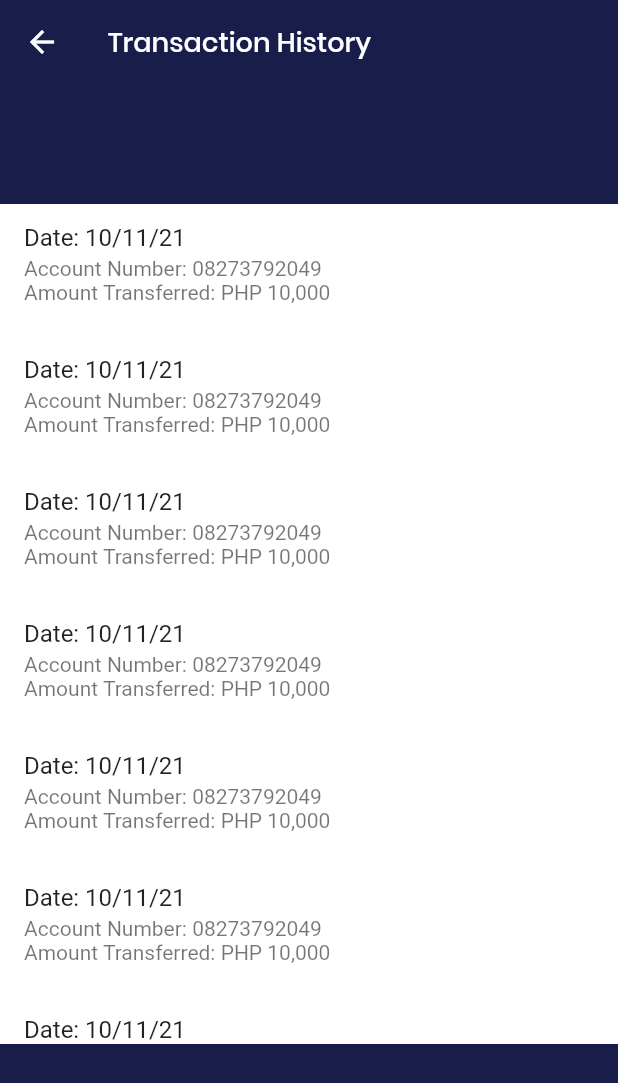
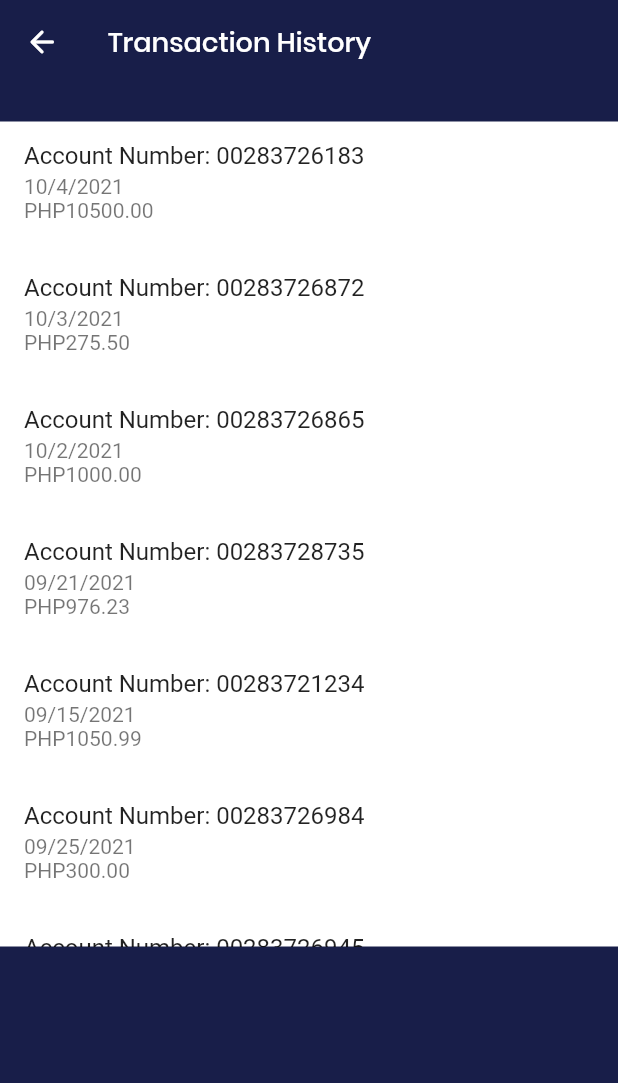
Before and after one commit to daPiang/pig-e-bank, a Flutter app: the TransactionHistory screen opened directly, on a phone screen of 412 x 824 dp. Shown: the top 1083 px of the screen. Run offline on Flutter 3.47's test engine with Material 2 defaults, Android fonts, the phone set to English and light mode, and no system bars.

Commit message:
working transaction history

```diff
--- a/lib/dashboard.dart
+++ b/lib/dashboard.dart
@@ -232,7 +232,7 @@ class Dashboard extends StatelessWidget {
                                Navigator.push(
                                 context,
                                 MaterialPageRoute(
-                                builder: (context) => const TransactionHistory()));
+                                builder: (context) =>  TransactionHistory()));
                             },
                             style: ButtonStyle(
                                 backgroundColor: MaterialStateProperty.all(
--- a/lib/main.dart
+++ b/lib/main.dart
@@ -32,7 +32,7 @@
           elevation: 0,
         ),
       ),
-      home: TransferMoney(),
+      home: TransactionHistory(),
     );
   }
 }
--- a/lib/transaction_history.dart
+++ b/lib/transaction_history.dart
@@ -1,34 +1,48 @@
 import 'package:flutter/material.dart';
-//import 'package:pig_e_bank/dashboard.dart';
+import 'package:pig_e_bank/dashboard.dart';
 import 'package:pig_e_bank/confirm_transfer.dart';
-
+import 'package:pig_e_bank/transactions.dart';
 
 class TransactionHistory extends StatelessWidget{
-  //final String accNum;
-  //final String drpVal;
-  //final String transMsg;
-  const TransactionHistory ({Key? key,
-    //required this.drpVal,
-    //required this.accNum,
-    //required this.transMsg
+  // final String accNum;
+  // final String drpVal;
+  // final String transMsg;
+
+   TransactionHistory ({Key? key,
+    // required this.drpVal,
+    // required this.accNum,
+    // required this.transMsg
   }) : super(key: key);
+
+  final List<Widget> itemsData = [];
+
   @override
   Widget build(BuildContext context){
+    List<dynamic> responseList = TRANSACTION_DATA;
+    List<Widget> listItems = [];
     return Scaffold(
       body: Column(
         children:[
           AppBar(
             title: const Text('Transaction History',style: TextStyle(fontFamily: 'Poppins', color: Colors.white, fontSize: 18)),
+            leading: IconButton(icon: Icon(Icons.arrow_back_rounded), color: Colors.white, onPressed: (){
+              Navigator.push(
+              context, MaterialPageRoute(builder: (context) => const Dashboard()));
+            },),
+
           ),
           Column(
             children: [
-              SizedBox(height: 80,),
-              Container(color: Colors.white, height: 560,
-                child: Scrollbar(child: ListView.builder(itemCount: 10, itemBuilder: (BuildContext context,int index){
-                  return ListTile(title:
-                    Text('Date: 10/11/21'),
-                    subtitle: Text('Account Number: 08273792049 \nAmount Transferred: PHP 10,000'),
-                    isThreeLine: true,
+              SizedBox(height: 25),
+              Container(color: Colors.white, height: 550,
+                child: Scrollbar(
+                  child: ListView.builder(
+                    itemCount: 10,
+                    itemBuilder: (BuildContext context,int index){
+                      return ListTile(
+                        title: Text("Account Number: "+responseList[index][0]),
+                        subtitle: Text(responseList[index][1] + "\nPHP"+ responseList[index][2]),
+                      isThreeLine: true,
                     );
                     }
                   ),
@@ -41,4 +55,5 @@ class TransactionHistory extends StatelessWidget{
 
     );
   }
+
 }
--- /dev/null
+++ b/lib/transactions.dart
@@ -0,0 +1,52 @@
+List TRANSACTION_DATA=[
+[
+  "00283726183",
+  "10/4/2021",
+  "10500.00"
+],
+[
+  "00283726872",
+  "10/3/2021",
+  "275.50"
+],
+[
+  "00283726865",
+  "10/2/2021",
+  "1000.00"
+],
+[
+  "00283728735",
+  "09/21/2021",
+  "976.23"
+],
+[
+  "00283721234",
+  "09/15/2021",
+  "1050.99"
+],
+[
+  "00283726984",
+  "09/25/2021",
+  "300.00"
+],
+[
+  "00283726945",
+  "09/3/2021",
+  "450.00"
+],
+[
+  "00283726121",
+  "09/11/2021",
+  "599.00"
+],
+[
+  "00283726121",
+  "09/23/2021",
+  "819.00"
+],
+[
+  "00283726121",
+  "08/12/2021",
+  "529.00"
+]
+];
```
